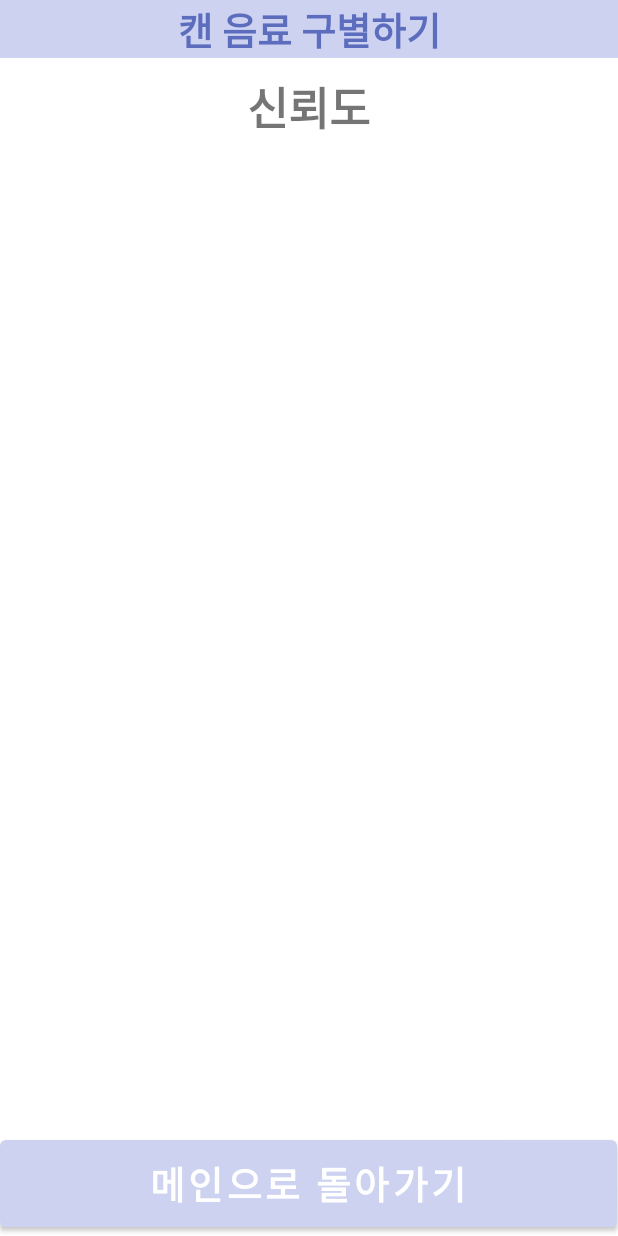
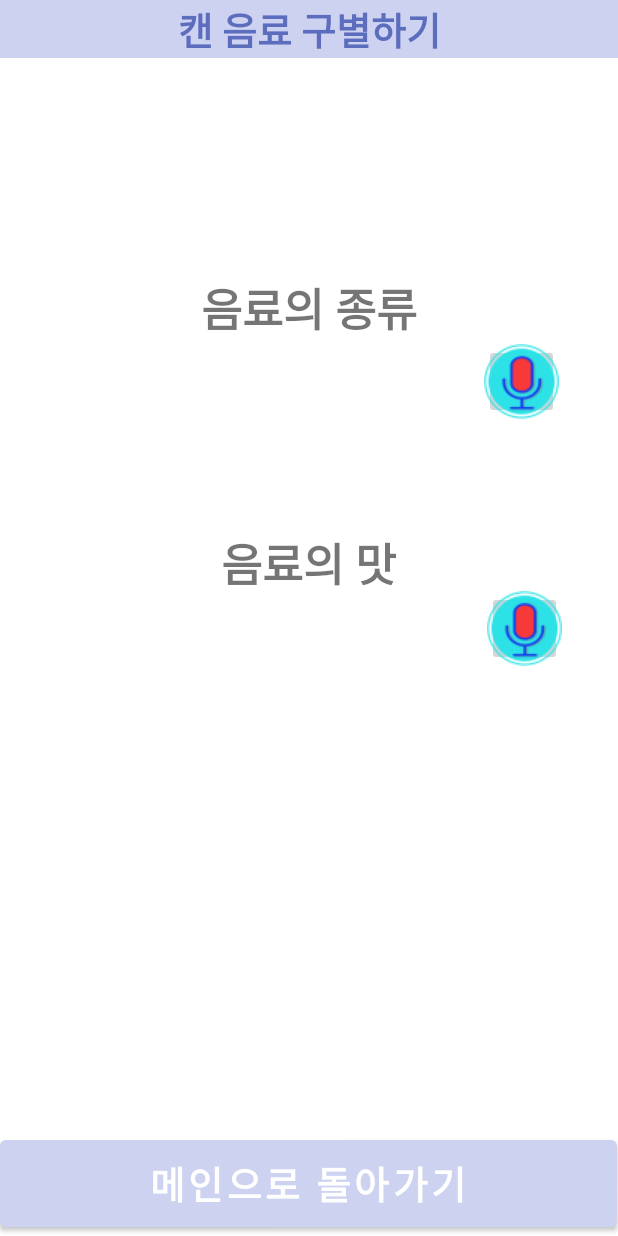
Before and after one commit to GeunYeong01/2022-AI.SW, an Android app: the SubActivity screen opened directly, with no data from a screen before it, on a phone screen of 412 x 824 dp. Run offline under Robolectric (Android 15) with nearby library versions, the phone set to English and light mode, and no system bars; libraries missing offline, so code that uses them is left out: org.tensorflow.lite.

Commit message:
chore: 음료의 종류, 음료의 맛 음성메세지

```diff
--- a/MyApplication/app/src/main/java/com/example/myapplication/SubActivity.java
+++ b/MyApplication/app/src/main/java/com/example/myapplication/SubActivity.java
@@ -1,11 +1,15 @@
 package com.example.myapplication;
+
+import static android.speech.tts.TextToSpeech.ERROR;
 
 import android.annotation.TargetApi;
 import android.content.Intent;
 import android.os.Build;
 import android.os.Bundle;
+import android.speech.tts.TextToSpeech;
 import android.view.View;
 import android.widget.Button;
+import android.widget.ImageButton;
 import android.widget.TextView;
 
 import androidx.annotation.Nullable;
@@ -18,19 +22,30 @@ import org.tensorflow.lite.DataType;
 import org.tensorflow.lite.support.tensorbuffer.TensorBuffer;
 
 import java.io.IOException;
+import java.util.Locale;
 
 public class SubActivity extends AppCompatActivity {
     Button mainbutton;
-    TextView confidence2;
+    TextView kindText;
+    TextView tasteText;
+    TextToSpeech tts;
+    ImageButton text2;
+    ImageButton text3;
     @Override
     protected void onCreate(@Nullable Bundle savedInstanceState) {
         super.onCreate(savedInstanceState);
         setContentView(R.layout.subactivity_main);
         Intent intent = getIntent();
-        String confidence = intent.getStringExtra("신뢰도");
+        String kind = intent.getStringExtra("음료의 종류");
+        String taste = intent.getStringExtra("음료의 맛");
 
-        confidence2 = findViewById(R.id.confidence2);
-        confidence2.setText(confidence);
+        kindText = findViewById(R.id.kindText);
+        tasteText = findViewById(R.id.tasteText);
+        text2 =findViewById(R.id.text2);
+        text3 =findViewById(R.id.text3);
+
+        kindText.setText(kind);
+        tasteText.setText(taste);
         mainbutton=findViewById(R.id.mainbtn);
         mainbutton.setOnClickListener(new View.OnClickListener() {
             @TargetApi(Build.VERSION_CODES.M)
@@ -41,5 +56,29 @@ public class SubActivity extends AppCompatActivity {
                 startActivity(intent);
             }
         });
+        tts = new TextToSpeech(this, new TextToSpeech.OnInitListener() {
+            @Override
+            public void onInit(int i) {
+                if(i != ERROR){
+                    tts.setLanguage(Locale.KOREAN);
+                }
+            }
+        });
+        text2.setOnClickListener(new View.OnClickListener(){
+            @Override
+            public void onClick(View view) {
+                text2.setBackgroundResource(R.drawable.button_shape);
+                tts.speak(kindText.getText().toString(),TextToSpeech.QUEUE_FLUSH,null);
+
+            }
+        });
+        text3.setOnClickListener(new View.OnClickListener(){
+            @Override
+            public void onClick(View view) {
+                text3.setBackgroundResource(R.drawable.button_shape);
+                tts.speak(tasteText.getText().toString(),TextToSpeech.QUEUE_FLUSH,null);
+
+            }
+        });
     }
 }
--- a/MyApplication/app/src/main/res/layout/subactivity_main.xml
+++ b/MyApplication/app/src/main/res/layout/subactivity_main.xml
@@ -21,21 +21,21 @@
         tools:visibility="visible" />
 
     <TextView
-        android:id="@+id/ConfidencesText"
+        android:id="@+id/kind"
         android:layout_width="wrap_content"
         android:layout_height="wrap_content"
         android:layout_below="@+id/textview"
         android:layout_centerHorizontal="true"
-        android:layout_marginTop="10dp"
-        android:text="신뢰도"
+        android:layout_marginTop="144dp"
+        android:text="음료의 종류"
         android:textSize="30sp"
         android:textStyle="bold" />
 
     <TextView
-        android:id="@+id/confidence2"
+        android:id="@+id/kindText"
         android:layout_width="wrap_content"
         android:layout_height="wrap_content"
-        android:layout_below="@+id/ConfidencesText"
+        android:layout_below="@+id/kind"
         android:layout_centerHorizontal="true"
         android:gravity="center"
         android:layout_marginTop="30sp"
@@ -44,6 +44,29 @@
         android:textSize="25sp"
         android:textStyle="bold" />
 
+    <TextView
+        android:id="@+id/taste"
+        android:layout_width="wrap_content"
+        android:layout_height="wrap_content"
+        android:layout_below="@+id/kindText"
+        android:layout_centerHorizontal="true"
+        android:layout_marginTop="60dp"
+        android:text="음료의 맛"
+        android:textSize="30sp"
+        android:textStyle="bold" />
+
+    <TextView
+        android:id="@+id/tasteText"
+        android:layout_width="wrap_content"
+        android:layout_height="wrap_content"
+        android:layout_below="@+id/taste"
+        android:layout_centerHorizontal="true"
+        android:gravity="center"
+        android:layout_marginTop="30sp"
+        android:text=""
+        android:textColor="#3A4CA8"
+        android:textSize="25sp"
+        android:textStyle="bold" />
     <Button
         android:id="@+id/mainbtn"
         android:layout_width="411dp"
@@ -56,5 +79,26 @@
         android:textSize="25sp"
         android:textStyle="bold" />
 
+    <ImageButton
+        android:id="@+id/text2"
+        android:layout_width="50dp"
+        android:layout_height="50dp"
+        android:layout_below="@+id/kind"
+        android:layout_alignParentRight="true"
+        android:layout_marginTop="1dp"
+        android:layout_marginRight="39dp"
+        android:padding="0dp"
+        android:src="@drawable/micbutton" />
+
+    <ImageButton
+        android:id="@+id/text3"
+        android:layout_width="50dp"
+        android:layout_height="50dp"
+        android:layout_below="@+id/taste"
+        android:layout_alignParentRight="true"
+        android:layout_marginTop="-4dp"
+        android:layout_marginRight="37dp"
+        android:padding="0dp"
+        android:src="@drawable/micbutton" />
 
 </RelativeLayout>
```
Also changed, not shown: MyApplication/app/src/main/java/com/example/myapplication/MainActivity.java (+53 -6 lines), MyApplication/app/src/main/res/layout/activity_main.xml (+24 -4 lines).
